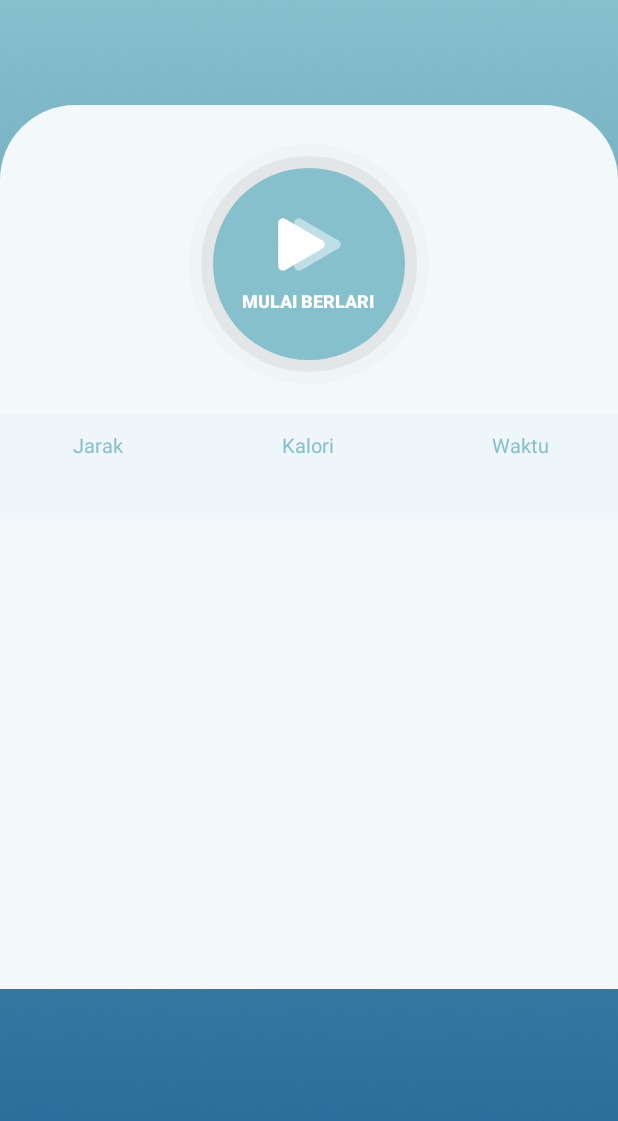
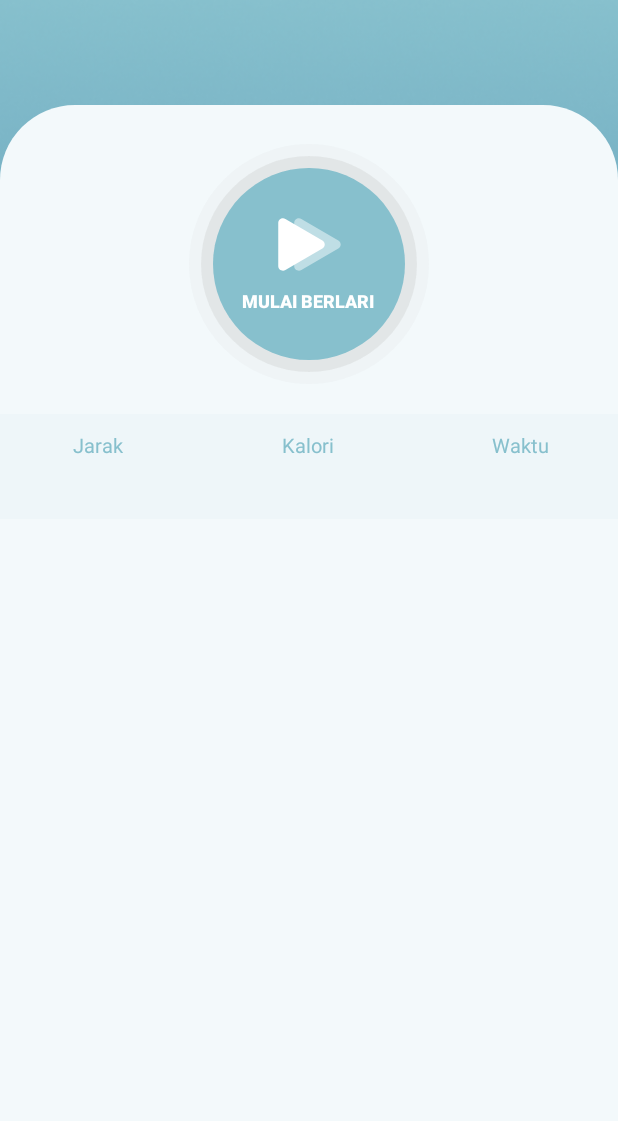
Before and after one commit to azrafebrian/RunningTrackerApp, an Android app: the layout activity_main.xml on its own in the app's theme, with its tools: preview values and no code run, on a phone screen of 412 x 824 dp. Shown: the top 1121 px of the screen. Run offline under Robolectric (Android 15) with nearby library versions, the phone set to English and light mode, and no system bars; Roboto replaces fonts that are not available here.

```diff
--- a/app/src/main/res/layout/activity_main.xml
+++ b/app/src/main/res/layout/activity_main.xml
@@ -10,7 +10,7 @@
     <TextView
         android:id="@+id/main_body"
         android:layout_width="match_parent"
-        android:layout_height="589dp"
+        android:layout_height="match_parent"
         android:layout_alignParentLeft="true"
         android:layout_alignParentTop="true"
         android:layout_marginTop="70dp"
```
